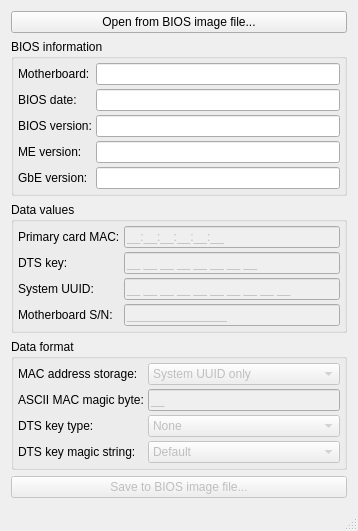
Qt form fd44editor.ui (LongSoft/FD44Editor) before a commit.
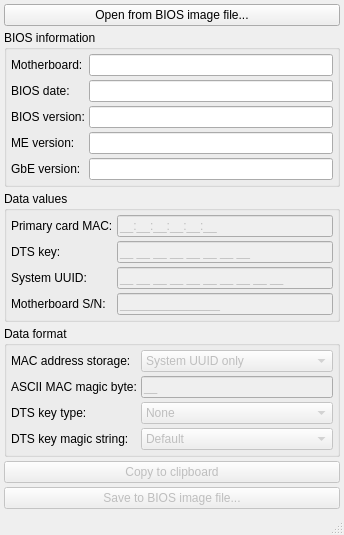
The same form after that commit.

```diff
--- a/fd44editor.ui
+++ b/fd44editor.ui
@@ -6,8 +6,8 @@
    <rect>
     <x>0</x>
     <y>0</y>
-    <width>321</width>
-    <height>477</height>
+    <width>304</width>
+    <height>486</height>
    </rect>
   </property>
   <property name="sizePolicy">
@@ -30,6 +30,12 @@
     </sizepolicy>
    </property>
    <layout class="QVBoxLayout" name="verticalLayout">
+    <property name="spacing">
+     <number>4</number>
+    </property>
+    <property name="margin">
+     <number>4</number>
+    </property>
     <item>
      <widget class="QPushButton" name="fromFileButton">
       <property name="text">
@@ -402,6 +408,16 @@
       </layout>
      </widget>
     </item>
+    <item>
+     <widget class="QPushButton" name="toClipboardButton">
+      <property name="enabled">
+       <bool>false</bool>
+      </property>
+      <property name="text">
+       <string>Copy to clipboard</string>
+      </property>
+     </widget>
+    </item>
     <item>
      <widget class="QPushButton" name="toFileButton">
       <property name="enabled">
```
Left out of the diff: 2 changed lines with no effect on the pictures.
